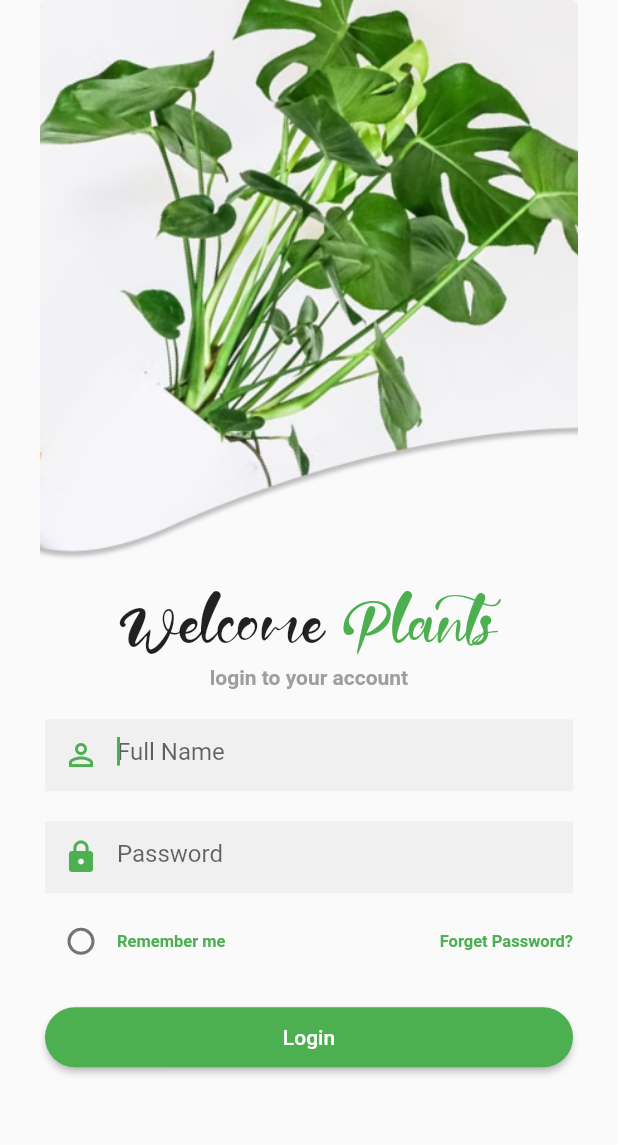
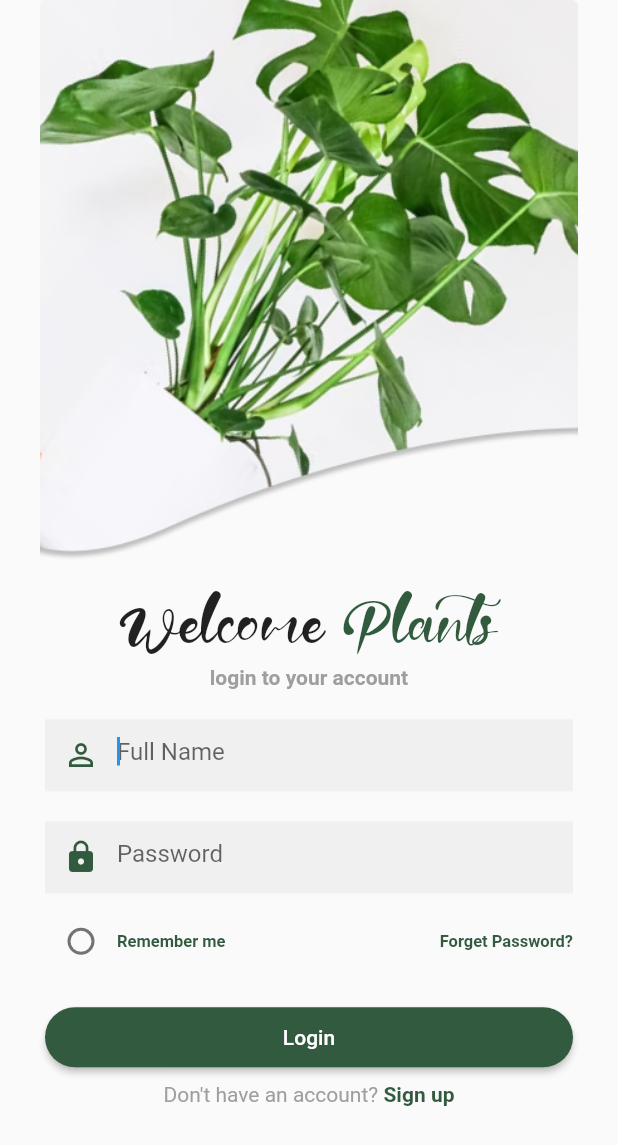
Before and after one commit to ayoubelhioui/PLANTS_APP, a Flutter app: the screen it shows after launch, on a phone screen of 412 x 824 dp. Shown: the top 1145 px of the screen. Run offline on Flutter 3.47's test engine with Material 2 defaults, Android fonts, the phone set to English and light mode, and no system bars.

Commit message:
login page UI done

```diff
--- a/lib/LoginForm.dart
+++ b/lib/LoginForm.dart
@@ -11,11 +11,12 @@ class _RememberMeCheckBoxState extends State<RememberMeCheckBox> {
   bool checkboxValue = false;
   @override
   Widget build(BuildContext context) {
-    return Row(children: [
+    return Row(
+      children: [
         Checkbox(
           shape: const CircleBorder(),
           value: checkboxValue,
-        activeColor: Colors.green,
+          activeColor: const Color.fromARGB(255, 50, 90, 62),
           onChanged: (value) {
             if (value == null) return;
             setState(() {
@@ -26,12 +27,13 @@ class _RememberMeCheckBoxState extends State<RememberMeCheckBox> {
         const Text(
           'Remember me',
           style: TextStyle(
-          color: Colors.green,
+            color: Color.fromARGB(255, 50, 90, 62),
             fontWeight: FontWeight.bold,
             fontSize: 11,
           ),
         )
-    ]);
+      ],
+    );
   }
 }
 
@@ -40,7 +42,7 @@ class LoginForm extends StatelessWidget {
 
   @override
   Widget build(BuildContext context) {
-    final _formKey = GlobalKey<FormState>();
+    // final _formKey = GlobalKey<FormState>();
     return Container(
       margin: const EdgeInsets.symmetric(horizontal: 30),
       // width: 270,
@@ -56,12 +58,13 @@ class LoginForm extends StatelessWidget {
                 hintText: 'Full Name',
                 prefixIcon: Icon(
                   Icons.person_outline,
-                color: Colors.green,
+                  color: Color.fromARGB(255, 50, 90, 62),
                 ),
               ),
             ),
             const SizedBox(height: 20),
             TextFormField(
+              obscureText: true,
               autofocus: true,
               decoration: const InputDecoration(
                 focusedBorder: InputBorder.none,
@@ -70,7 +73,7 @@ class LoginForm extends StatelessWidget {
                 hintText: 'Password',
                 prefixIcon: Icon(
                   Icons.lock,
-                color: Colors.green,
+                  color: Color.fromARGB(255, 50, 90, 62),
                 ),
               ),
             ),
@@ -86,7 +89,7 @@ class LoginForm extends StatelessWidget {
                   child: const Text(
                     'Forget Password?',
                     style: TextStyle(
-                    color: Colors.green,
+                      color: Color.fromARGB(255, 50, 90, 62),
                       fontWeight: FontWeight.bold,
                       fontSize: 11,
                     ),
@@ -104,12 +107,36 @@ class LoginForm extends StatelessWidget {
                 onPressed: () {},
                 child: const Text('Login'),
                 style: ElevatedButton.styleFrom(
+                  primary: const Color.fromARGB(255, 50, 90, 62),
                   shape: const StadiumBorder(),
                 ),
               ),
+            ),
+            const SizedBox(
+              height: 10,
+            ),
+            Row(
+              mainAxisAlignment: MainAxisAlignment.center,
+              children: [
+                const Text(
+                  'Don\'t have an account?',
+                  style: TextStyle(color: Colors.grey),
+                ),
+                InkWell(
+                  onTap: () {},
+                  child: const Text(
+                    ' Sign up',
+                    style: TextStyle(
+                      fontWeight: FontWeight.bold,
+                      color: Color.fromARGB(255, 50, 90, 62),
+                    ),
+                  ),
+                ),
+              ],
             )
           ],
-      )),
+        ),
+      ),
     );
   }
 }
--- a/lib/screens/Login_Page.dart
+++ b/lib/screens/Login_Page.dart
@@ -13,7 +13,7 @@ class _LoginPageState extends State<LoginPage> {
   Widget build(BuildContext context) {
     return MaterialApp(
       debugShowCheckedModeBanner: false,
-      theme: ThemeData(primarySwatch: Colors.green),
+      // theme: ThemeData(primarySwatch: Colors('0xFF325A3E')),
       home: Scaffold(
         body: Column(
           children: [
@@ -40,7 +40,7 @@ class _LoginPageState extends State<LoginPage> {
                   style: TextStyle(
                     fontFamily: 'Breadbary',
                     fontSize: 40,
-                    color: Colors.green,
+                    color: Color.fromARGB(255, 50, 90, 62),
                   ),
                 ),
               ],
```
Lines whose indentation alone changed are shown as unchanged.
